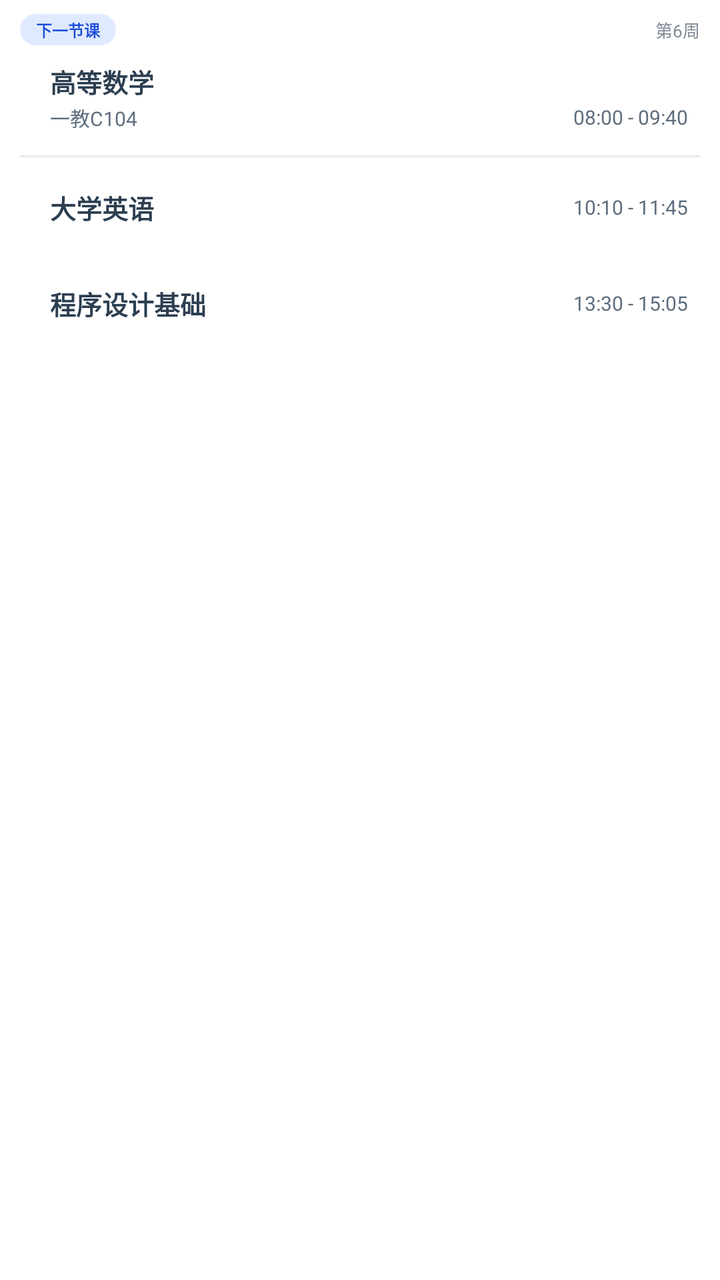
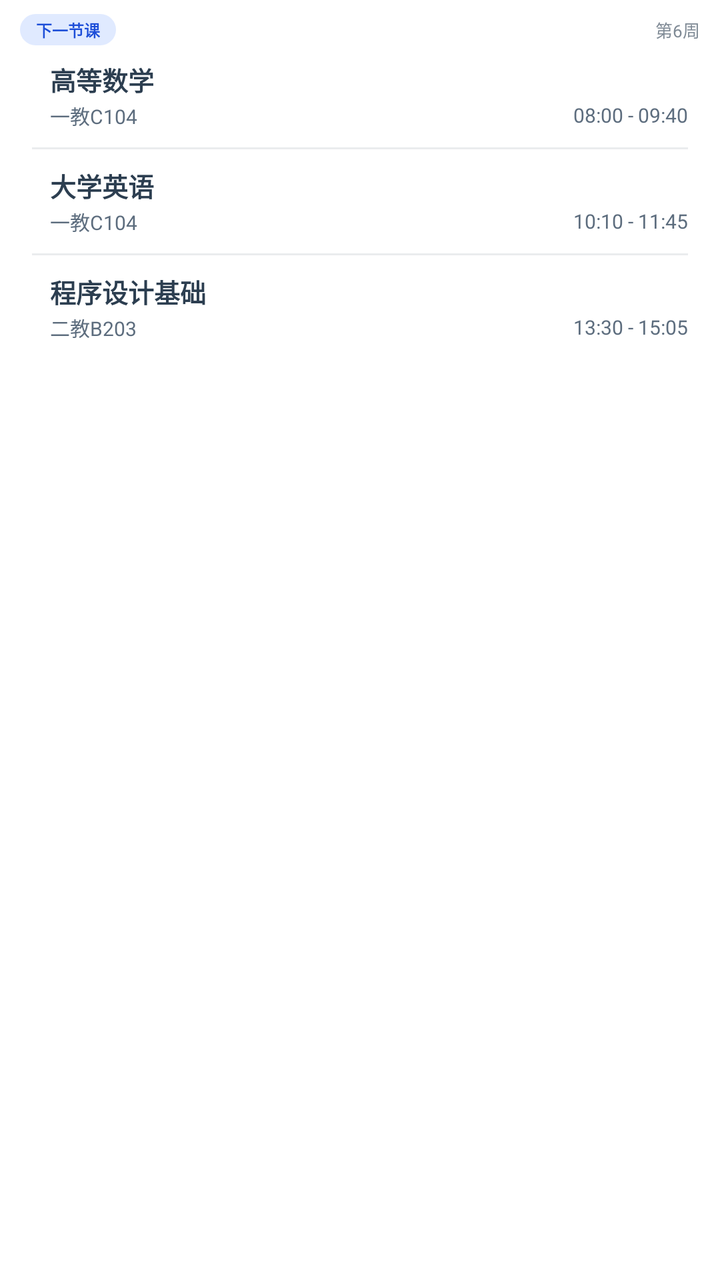

The first picture is an Android layout as it rendered before a commit; the second is the same layout after the commit. The layout source and the unified diff follow.
<!-- AndroidManifest.xml: fallback theme Theme.MaterialComponents.DayNight.NoActionBar -->
<!-- res/layout/widget_today_course_42.xml -->
<?xml version="1.0" encoding="utf-8"?>
<FrameLayout xmlns:android="http://schemas.android.com/apk/res/android"
    android:id="@+id/widget_root"
    android:layout_width="match_parent"
    android:layout_height="match_parent">

    <LinearLayout
        android:id="@+id/widget_card"
        android:layout_width="match_parent"
        android:layout_height="match_parent"
        android:background="@drawable/widget_demo_card_bg"
        android:orientation="vertical"
        android:paddingLeft="10dp"
        android:paddingTop="7dp"
        android:paddingRight="10dp"
        android:paddingBottom="7dp">

        
        <LinearLayout
            android:id="@+id/widget_strip_top"
            android:layout_width="match_parent"
            android:layout_height="wrap_content"
            android:gravity="center_vertical"
            android:orientation="horizontal">

            <TextView
                android:id="@+id/widget_strip_status"
                android:layout_width="wrap_content"
                android:layout_height="wrap_content"
                android:background="@drawable/widget_status_chip_strong"
                android:ellipsize="end"
                android:maxLines="1"
                android:paddingLeft="8dp"
                android:paddingTop="2dp"
                android:paddingRight="8dp"
                android:paddingBottom="2dp"
                android:text="下一节课"
                android:textColor="#1D4ED8"
                android:textSize="8sp"
                android:textStyle="bold" />

            <LinearLayout
                android:layout_width="0dp"
                android:layout_height="1dp"
                android:layout_weight="1"
                android:orientation="horizontal" />

            <TextView
                android:id="@+id/widget_strip_week"
                android:layout_width="wrap_content"
                android:layout_height="wrap_content"
                android:layout_marginLeft="6dp"
                android:maxLines="1"
                android:text="第6周"
                android:textColor="@color/widget_couple_text_hint"
                android:textSize="8.5sp" />
        </LinearLayout>

        
        <LinearLayout
            android:id="@+id/widget_strip_row"
            android:layout_width="match_parent"
            android:layout_height="48dp"
            android:layout_marginTop="2dp"
            android:gravity="center_vertical"
            android:orientation="horizontal"
            android:paddingLeft="4dp"
            android:paddingRight="6dp">

            <ImageView
                android:id="@+id/widget_strip_bar"
                android:layout_width="3dp"
                android:layout_height="match_parent"
                android:contentDescription="@null"
                android:scaleType="fitXY"
                android:src="@drawable/widget_couple_indicator" />

            <LinearLayout
                android:id="@+id/widget_strip_main"
                android:layout_width="0dp"
                android:layout_height="wrap_content"
                android:layout_marginLeft="8dp"
                android:layout_weight="1"
                android:gravity="center_vertical"
                android:orientation="vertical">

                <LinearLayout
                    android:layout_width="match_parent"
                    android:layout_height="wrap_content"
                    android:gravity="center_vertical"
                    android:orientation="horizontal">

                    <TextView
                        android:id="@+id/widget_strip_course"
                        android:layout_width="0dp"
                        android:layout_height="wrap_content"
                        android:layout_weight="1"
                        android:ellipsize="none"
                        android:maxLines="1"
                        android:text="高等数学"
                        android:textColor="@color/widget_couple_text_primary"
                        android:textSize="13sp"
                        android:textStyle="bold" />

                    <ImageView
                        android:id="@+id/widget_strip_weather_icon"
                        android:layout_width="13dp"
                        android:layout_height="13dp"
                        android:layout_marginLeft="2dp"
                        android:contentDescription="@null"
                        android:visibility="gone" />

                    <TextView
                        android:id="@+id/widget_strip_temp"
                        android:layout_width="wrap_content"
                        android:layout_height="wrap_content"
                        android:layout_marginLeft="1dp"
                        android:maxLines="1"
                        android:text="23°"
                        android:textColor="@color/widget_couple_text_secondary"
                        android:textSize="9.5sp"
                        android:textStyle="bold"
                        android:visibility="gone" />
                </LinearLayout>

                <RelativeLayout
                    android:id="@+id/widget_strip_meta_row"
                    android:layout_width="match_parent"
                    android:layout_height="wrap_content"
                    android:layout_marginTop="1dp">

                    <TextView
                        android:id="@+id/widget_strip_location"
                        android:layout_width="match_parent"
                        android:layout_height="wrap_content"
                        android:layout_alignParentStart="true"
                        android:layout_centerVertical="true"
                        android:layout_toStartOf="@+id/widget_strip_time"
                        android:ellipsize="end"
                        android:maxLines="1"
                        android:text="一教C104"
                        android:textColor="@color/widget_couple_text_secondary"
                        android:textSize="10sp" />

                    <TextView
                        android:id="@+id/widget_strip_time"
                        android:layout_width="wrap_content"
                        android:layout_height="wrap_content"
                        android:layout_alignParentEnd="true"
                        android:layout_centerVertical="true"
                        android:layout_marginLeft="5dp"
                        android:maxLines="1"
                        android:text="08:00 - 09:40"
                        android:textColor="@color/widget_couple_text_secondary"
                        android:textSize="10sp" />
                </RelativeLayout>

                <ImageView
                    android:id="@+id/widget_strip_progress"
                    android:layout_width="match_parent"
                    android:layout_height="3dp"
                    android:layout_marginTop="2dp"
                    android:contentDescription="@null"
                    android:scaleType="fitXY"
                    android:visibility="gone" />
            </LinearLayout>
        </LinearLayout>

        <ImageView
            android:id="@+id/widget_course42_divider"
            android:layout_width="match_parent"
            android:layout_height="1dp"
            android:layout_marginTop="5dp"
            android:layout_marginBottom="1dp"
            android:contentDescription="@null"
            android:background="@color/widget_couple_divider" />

        
        <LinearLayout
            android:id="@+id/widget_course42_row1"
            android:layout_width="match_parent"
            android:layout_height="48dp"
            android:gravity="center_vertical"
            android:orientation="horizontal"
            android:paddingLeft="4dp"
            android:paddingRight="6dp">

            <ImageView
                android:id="@+id/widget_course42_bar1"
                android:layout_width="3dp"
                android:layout_height="match_parent"
                android:contentDescription="@null"
                android:scaleType="fitXY"
                android:src="@drawable/widget_couple_indicator" />

            <TextView
                android:id="@+id/widget_course42_name1"
                android:layout_width="0dp"
                android:layout_height="wrap_content"
                android:layout_marginLeft="8dp"
                android:layout_weight="1"
                android:ellipsize="end"
                android:maxLines="1"
                android:text="大学英语"
                android:textColor="@color/widget_couple_text_primary"
                android:textSize="13sp"
                android:textStyle="bold" />

            <TextView
                android:id="@+id/widget_course42_time1"
                android:layout_width="wrap_content"
                android:layout_height="wrap_content"
                android:layout_marginLeft="6dp"
                android:maxLines="1"
                android:text="10:10 - 11:45"
                android:textColor="@color/widget_couple_text_secondary"
                android:textSize="10sp" />
        </LinearLayout>

        
        <LinearLayout
            android:id="@+id/widget_course42_row2"
            android:layout_width="match_parent"
            android:layout_height="48dp"
            android:gravity="center_vertical"
            android:orientation="horizontal"
            android:paddingLeft="4dp"
            android:paddingRight="6dp">

            <ImageView
                android:id="@+id/widget_course42_bar2"
                android:layout_width="3dp"
                android:layout_height="match_parent"
                android:contentDescription="@null"
                android:scaleType="fitXY"
                android:src="@drawable/widget_couple_indicator" />

            <TextView
                android:id="@+id/widget_course42_name2"
                android:layout_width="0dp"
                android:layout_height="wrap_content"
                android:layout_marginLeft="8dp"
                android:layout_weight="1"
                android:ellipsize="end"
                android:maxLines="1"
                android:text="程序设计基础"
                android:textColor="@color/widget_couple_text_primary"
                android:textSize="13sp"
                android:textStyle="bold" />

            <TextView
                android:id="@+id/widget_course42_time2"
                android:layout_width="wrap_content"
                android:layout_height="wrap_content"
                android:layout_marginLeft="6dp"
                android:maxLines="1"
                android:text="13:30 - 15:05"
                android:textColor="@color/widget_couple_text_secondary"
                android:textSize="10sp" />
        </LinearLayout>
    </LinearLayout>
</FrameLayout>
<!-- resources referenced by this layout -->
<resources>
  <color name="widget_couple_divider">#EAECEE</color>
  <color name="widget_couple_text_hint">#808B96</color>
  <color name="widget_couple_text_primary">#2C3E50</color>
  <color name="widget_couple_text_secondary">#5D6D7E</color>
  <!-- drawable widget_couple_indicator (drawable) -->
  <?xml version="1.0" encoding="utf-8"?>
  <shape xmlns:android="http://schemas.android.com/apk/res/android">
      <solid android:color="#FFFFFF" />
      <corners android:radius="10dp" />
      <size android:width="4dp" android:height="40dp" />
  </shape>
  <!-- drawable widget_demo_card_bg (drawable) -->
  <?xml version="1.0" encoding="utf-8"?>
  <shape xmlns:android="http://schemas.android.com/apk/res/android">
      <solid android:color="#FFFFFF" />
      <corners android:radius="18dp" />
  </shape>
  <!-- drawable widget_status_chip_strong (drawable) -->
  <?xml version="1.0" encoding="utf-8"?>
  <shape xmlns:android="http://schemas.android.com/apk/res/android"
      android:shape="rectangle">
      <corners android:radius="999dp" />
      <solid android:color="#E0EAFF" />
  </shape>
</resources>

<!-- the commit's change to res/layout/widget_today_course_42.xml (unified diff, before → after) -->
@@ -61,7 +61,7 @@
             android:id="@+id/widget_strip_row"
             android:layout_width="match_parent"
             android:layout_height="48dp"
-            android:layout_marginTop="2dp"
+            android:layout_marginTop="1dp"
             android:gravity="center_vertical"
             android:orientation="horizontal"
             android:paddingLeft="4dp"
@@ -170,8 +170,10 @@
             android:id="@+id/widget_course42_divider"
             android:layout_width="match_parent"
             android:layout_height="1dp"
-            android:layout_marginTop="5dp"
-            android:layout_marginBottom="1dp"
+            android:layout_marginLeft="6dp"
+            android:layout_marginTop="2dp"
+            android:layout_marginRight="6dp"
+            android:layout_marginBottom="2dp"
             android:contentDescription="@null"
             android:background="@color/widget_couple_divider" />
 
@@ -193,29 +195,96 @@
                 android:scaleType="fitXY"
                 android:src="@drawable/widget_couple_indicator" />
 
-            <TextView
-                android:id="@+id/widget_course42_name1"
+            <LinearLayout
                 android:layout_width="0dp"
                 android:layout_height="wrap_content"
                 android:layout_marginLeft="8dp"
                 android:layout_weight="1"
-                android:ellipsize="end"
-                android:maxLines="1"
-                android:text="大学英语"
-                android:textColor="@color/widget_couple_text_primary"
-                android:textSize="13sp"
-                android:textStyle="bold" />
-
-            <TextView
-                android:id="@+id/widget_course42_time1"
-                android:layout_width="wrap_content"
-                android:layout_height="wrap_content"
-                android:layout_marginLeft="6dp"
-                android:maxLines="1"
-                android:text="10:10 - 11:45"
-                android:textColor="@color/widget_couple_text_secondary"
-                android:textSize="10sp" />
+                android:gravity="center_vertical"
+                android:orientation="vertical">
+
+                <LinearLayout
+                    android:layout_width="match_parent"
+                    android:layout_height="wrap_content"
+                    android:gravity="center_vertical"
+                    android:orientation="horizontal">
+
+                    <TextView
+                        android:id="@+id/widget_course42_name1"
+                        android:layout_width="0dp"
+                        android:layout_height="wrap_content"
+                        android:layout_weight="1"
+                        android:ellipsize="end"
+                        android:maxLines="1"
+                        android:text="大学英语"
+                        android:textColor="@color/widget_couple_text_primary"
+                        android:textSize="13sp"
+                        android:textStyle="bold" />
+
+                    <ImageView
+                        android:id="@+id/widget_course42_weather_icon1"
+                        android:layout_width="13dp"
+                        android:layout_height="13dp"
+                        android:layout_marginLeft="2dp"
+                        android:contentDescription="@null"
+                        android:visibility="gone" />
+
+                    <TextView
+                        android:id="@+id/widget_course42_weather_temp1"
+                        android:layout_width="wrap_content"
+                        android:layout_height="wrap_content"
+                        android:layout_marginLeft="1dp"
+                        android:maxLines="1"
+                        android:text="23°"
+                        android:textColor="@color/widget_couple_text_secondary"
+                        android:textSize="9.5sp"
+                        android:textStyle="bold"
+                        android:visibility="gone" />
+                </LinearLayout>
+
+                <RelativeLayout
+                    android:layout_width="match_parent"
+                    android:layout_height="wrap_content"
+                    android:layout_marginTop="1dp">
+
+                    <TextView
+                        android:id="@+id/widget_course42_location1"
+                        android:layout_width="match_parent"
+                        android:layout_height="wrap_content"
+                        android:layout_alignParentLeft="true"
+                        android:layout_centerVertical="true"
+                        android:layout_toLeftOf="@+id/widget_course42_time1"
+                        android:ellipsize="end"
+                        android:maxLines="1"
+                        android:text="一教C104"
+                        android:textColor="@color/widget_couple_text_secondary"
+                        android:textSize="10sp" />
+
+                    <TextView
+                        android:id="@+id/widget_course42_time1"
+                        android:layout_width="wrap_content"
+                        android:layout_height="wrap_content"
+                        android:layout_alignParentRight="true"
+                        android:layout_centerVertical="true"
+                        android:layout_marginLeft="5dp"
+                        android:maxLines="1"
+                        android:text="10:10 - 11:45"
+                        android:textColor="@color/widget_couple_text_secondary"
+                        android:textSize="10sp" />
+                </RelativeLayout>
+            </LinearLayout>
         </LinearLayout>
+
+        <ImageView
+            android:id="@+id/widget_course42_divider2"
+            android:layout_width="match_parent"
+            android:layout_height="1dp"
+            android:layout_marginLeft="6dp"
+            android:layout_marginTop="2dp"
+            android:layout_marginRight="6dp"
+            android:layout_marginBottom="2dp"
+            android:contentDescription="@null"
+            android:background="@color/widget_couple_divider" />
 
         
         <LinearLayout
@@ -235,28 +304,84 @@
                 android:scaleType="fitXY"
                 android:src="@drawable/widget_couple_indicator" />
 
-            <TextView
-                android:id="@+id/widget_course42_name2"
+            <LinearLayout
                 android:layout_width="0dp"
                 android:layout_height="wrap_content"
                 android:layout_marginLeft="8dp"
                 android:layout_weight="1"
-                android:ellipsize="end"
-                android:maxLines="1"
-                android:text="程序设计基础"
-                android:textColor="@color/widget_couple_text_primary"
-                android:textSize="13sp"
-                android:textStyle="bold" />
-
-            <TextView
-                android:id="@+id/widget_course42_time2"
-                android:layout_width="wrap_content"
-                android:layout_height="wrap_content"
-                android:layout_marginLeft="6dp"
-                android:maxLines="1"
-                android:text="13:30 - 15:05"
-                android:textColor="@color/widget_couple_text_secondary"
-                android:textSize="10sp" />
+                android:gravity="center_vertical"
+                android:orientation="vertical">
+
+                <LinearLayout
+                    android:layout_width="match_parent"
+                    android:layout_height="wrap_content"
+                    android:gravity="center_vertical"
+                    android:orientation="horizontal">
+
+                    <TextView
+                        android:id="@+id/widget_course42_name2"
+                        android:layout_width="0dp"
+                        android:layout_height="wrap_content"
+                        android:layout_weight="1"
+                        android:ellipsize="end"
+                        android:maxLines="1"
+                        android:text="程序设计基础"
+                        android:textColor="@color/widget_couple_text_primary"
+                        android:textSize="13sp"
+                        android:textStyle="bold" />
+
+                    <ImageView
+                        android:id="@+id/widget_course42_weather_icon2"
+                        android:layout_width="13dp"
+                        android:layout_height="13dp"
+                        android:layout_marginLeft="2dp"
+                        android:contentDescription="@null"
+                        android:visibility="gone" />
+
+                    <TextView
+                        android:id="@+id/widget_course42_weather_temp2"
+                        android:layout_width="wrap_content"
+                        android:layout_height="wrap_content"
+                        android:layout_marginLeft="1dp"
+                        android:maxLines="1"
+                        android:text="23°"
+                        android:textColor="@color/widget_couple_text_secondary"
+                        android:textSize="9.5sp"
+                        android:textStyle="bold"
+                        android:visibility="gone" />
+                </LinearLayout>
+
+                <RelativeLayout
+                    android:layout_width="match_parent"
+                    android:layout_height="wrap_content"
+                    android:layout_marginTop="1dp">
+
+                    <TextView
+                        android:id="@+id/widget_course42_location2"
+                        android:layout_width="match_parent"
+                        android:layout_height="wrap_content"
+                        android:layout_alignParentLeft="true"
+                        android:layout_centerVertical="true"
+                        android:layout_toLeftOf="@+id/widget_course42_time2"
+                        android:ellipsize="end"
+                        android:maxLines="1"
+                        android:text="二教B203"
+                        android:textColor="@color/widget_couple_text_secondary"
+                        android:textSize="10sp" />
+
+                    <TextView
+                        android:id="@+id/widget_course42_time2"
+                        android:layout_width="wrap_content"
+                        android:layout_height="wrap_content"
+                        android:layout_alignParentRight="true"
+                        android:layout_centerVertical="true"
+                        android:layout_marginLeft="5dp"
+                        android:maxLines="1"
+                        android:text="13:30 - 15:05"
+                        android:textColor="@color/widget_couple_text_secondary"
+                        android:textSize="10sp" />
+                </RelativeLayout>
+            </LinearLayout>
         </LinearLayout>
     </LinearLayout>
 </FrameLayout>
